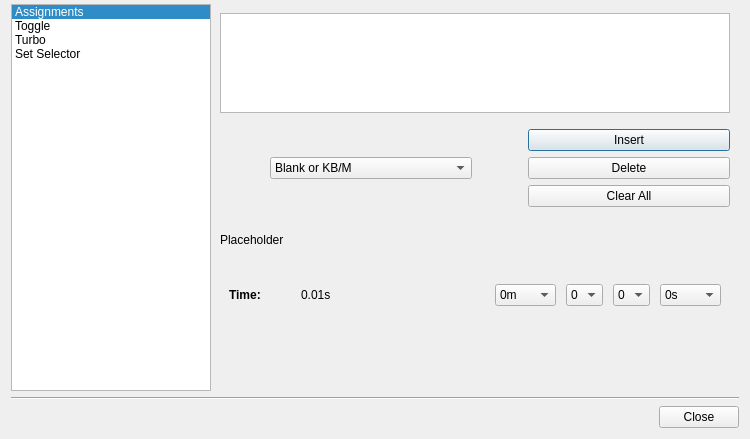
AntiMicroX/antimicrox, file src/advancebuttondialog.ui: the form before one commit.
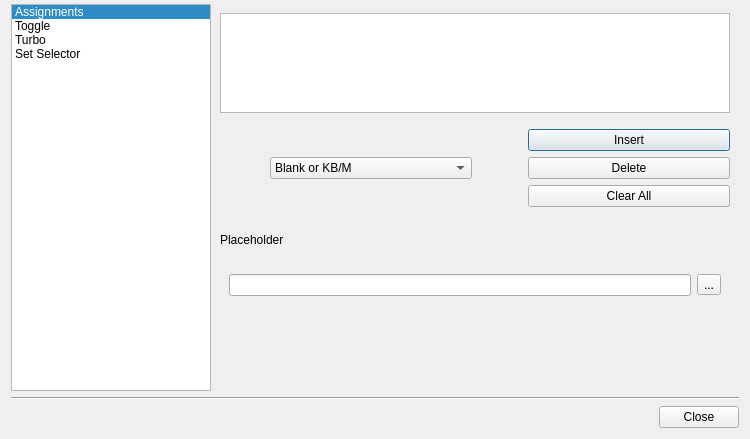
The form after the commit. The open tabs and pages were chosen to show the change. Icons and pictures are not drawn.

Patch:
```diff
--- a/src/advancebuttondialog.ui
+++ b/src/advancebuttondialog.ui
@@ -679,6 +679,24 @@
              </item>
             </layout>
            </widget>
+           <widget class="QWidget" name="execPage">
+            <layout class="QVBoxLayout" name="verticalLayout_18">
+             <item>
+              <layout class="QHBoxLayout" name="horizontalLayout_12">
+               <item>
+                <widget class="QLineEdit" name="execLineEdit"/>
+               </item>
+               <item>
+                <widget class="QToolButton" name="execToolButton">
+                 <property name="text">
+                  <string>...</string>
+                 </property>
+                </widget>
+               </item>
+              </layout>
+             </item>
+            </layout>
+           </widget>
           </widget>
          </item>
          <item>
```
Left out of the diff: 5 changed lines with no effect on the pictures.
